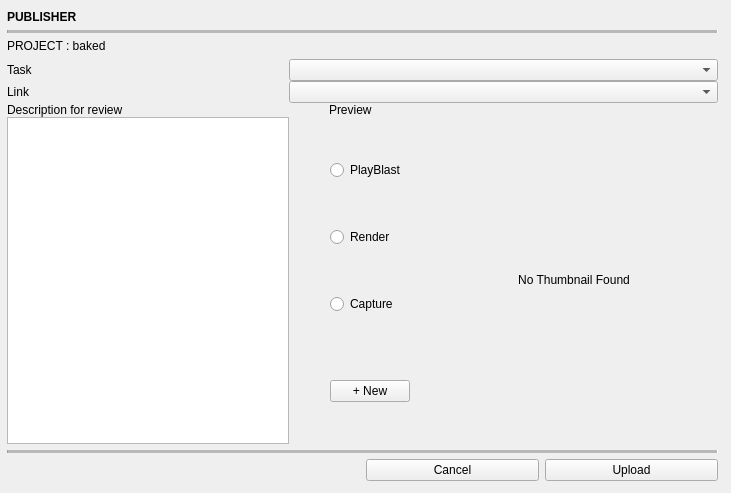
Before: the Qt Designer form toolkit/config/python/upload_review.ui in yrchoo/baked, drawn with Qt 5.
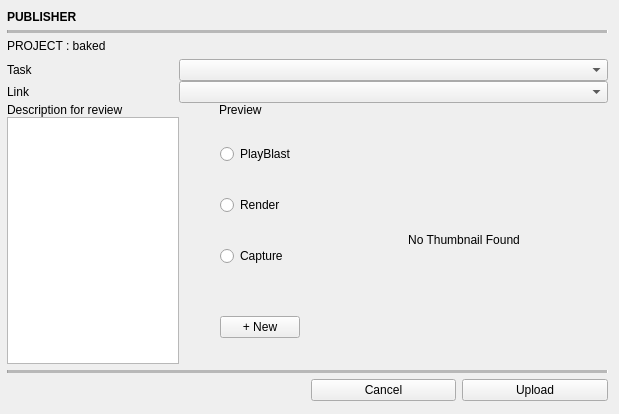
After: the same form once the commit is applied.

Patch:
```diff
--- a/toolkit/config/python/upload_review.ui
+++ b/toolkit/config/python/upload_review.ui
@@ -6,8 +6,8 @@
    <rect>
     <x>0</x>
     <y>0</y>
-    <width>731</width>
-    <height>493</height>
+    <width>619</width>
+    <height>414</height>
    </rect>
   </property>
   <property name="minimumSize">
@@ -42,8 +42,8 @@
     <rect>
      <x>7</x>
      <y>10</y>
-     <width>711</width>
-     <height>471</height>
+     <width>601</width>
+     <height>391</height>
     </rect>
    </property>
    <layout class="QGridLayout" name="gridLayout_6">
```
